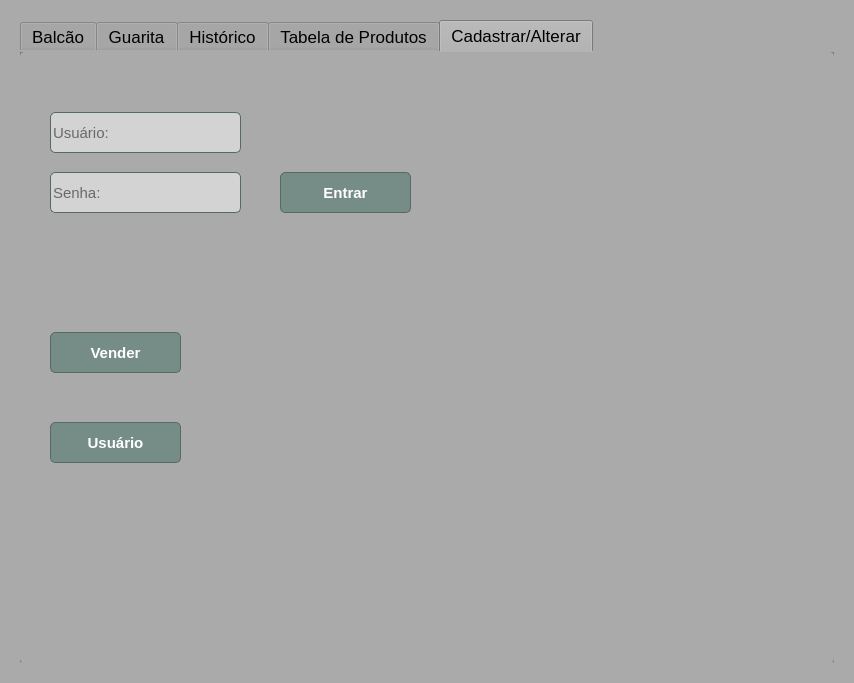
The window that comanda.ui (Pindoba/Comanda-pre) describes before a commit, drawn with Qt 5.
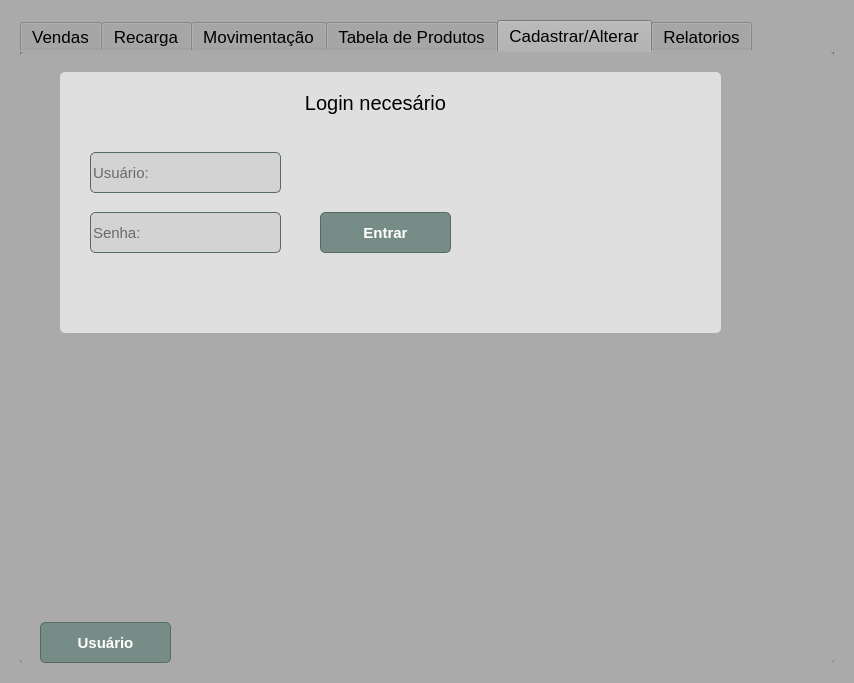
The same window after the commit. The open tabs and pages were chosen to show the change.

```diff
--- a/comanda.ui
+++ b/comanda.ui
@@ -58,7 +58,7 @@
         </property>
         <widget class="QWidget" name="tab">
          <attribute name="title">
-          <string>Balcão</string>
+          <string>Vendas</string>
          </attribute>
          <widget class="QFrame" name="frame">
           <property name="geometry">
@@ -274,7 +274,7 @@
         </widget>
         <widget class="QWidget" name="tab_2">
          <attribute name="title">
-          <string>Guarita</string>
+          <string>Recarga</string>
          </attribute>
          <widget class="QFrame" name="frame_4">
           <property name="geometry">
@@ -639,7 +639,7 @@
         </widget>
         <widget class="QWidget" name="tab_3">
          <attribute name="title">
-          <string>Histórico</string>
+          <string>Movimentação</string>
          </attribute>
          <layout class="QHBoxLayout" name="horizontalLayout_4">
           <item>
@@ -855,51 +855,11 @@
          <attribute name="title">
           <string>Cadastrar/Alterar</string>
          </attribute>
-         <widget class="QPushButton" name="pushButton_3">
-          <property name="geometry">
-           <rect>
-            <x>30</x>
-            <y>280</y>
-            <width>131</width>
-            <height>41</height>
-           </rect>
-          </property>
-          <property name="styleSheet">
-           <string notr="true">QPushButton {
-	box-shadow:inset 0px 1px 3px 0px #91b8b3;
-	background:linear-gradient(to bottom, #768d87 5%, #6c7c7c 100%);
-	background-color:#768d87;
-	border-radius:5px;
-	border:1px solid #566963;
-	display:inline-block;
-	cursor:pointer;
-	color:#ffffff;
-	font-family:Arial;
-	font-size:15px;
-	font-weight:bold;
-	padding:11px 23px;
-	text-decoration:none;
-	text-shadow:0px -1px 0px #2b665e;
-}
-QPushButton:hover {
-	background:linear-gradient(to bottom, #6c7c7c 5%, #768d87 100%);
-	background-color:#6c7c7c;
-}
-QPushButton:active {
-	position:relative;
-	top:1px;
-}
-</string>
-          </property>
-          <property name="text">
-           <string>Vender</string>
-          </property>
-         </widget>
          <widget class="QPushButton" name="pushButton_6">
           <property name="geometry">
            <rect>
-            <x>30</x>
-            <y>370</y>
+            <x>20</x>
+            <y>570</y>
             <width>131</width>
             <height>41</height>
            </rect>
@@ -935,52 +895,29 @@
            <string>Usuário</string>
           </property>
          </widget>
-         <widget class="QLineEdit" name="lineEdit_9">
+         <widget class="QFrame" name="frame_6">
           <property name="geometry">
            <rect>
-            <x>30</x>
-            <y>120</y>
-            <width>191</width>
-            <height>41</height>
+            <x>40</x>
+            <y>20</y>
+            <width>661</width>
+            <height>261</height>
            </rect>
           </property>
-          <property name="font">
-           <font>
-            <pointsize>11</pointsize>
-           </font>
-          </property>
-          <property name="accessibleName">
-           <string/>
-          </property>
           <property name="styleSheet">
-           <string notr="true">background-color: rgb(211, 211, 211);
-border-radius:5px;
-border:1px solid #566963;</string>
+           <string notr="true">background-color: rgb(223, 223, 223);</string>
           </property>
-          <property name="inputMethodHints">
-           <set>Qt::ImhHiddenText|Qt::ImhNoAutoUppercase|Qt::ImhNoPredictiveText|Qt::ImhSensitiveData</set>
+          <property name="frameShape">
+           <enum>QFrame::StyledPanel</enum>
           </property>
-          <property name="inputMask">
-           <string/>
+          <property name="frameShadow">
+           <enum>QFrame::Raised</enum>
           </property>
-          <property name="text">
-           <string/>
-          </property>
-          <property name="echoMode">
-           <enum>QLineEdit::Password</enum>
-          </property>
-          <property name="placeholderText">
-           <string>Senha:</string>
-          </property>
-          <property name="clearButtonEnabled">
-           <bool>false</bool>
-          </property>
-         </widget>
          <widget class="QPushButton" name="pushButton_7">
           <property name="geometry">
            <rect>
             <x>260</x>
-            <y>120</y>
+             <y>140</y>
             <width>131</width>
             <height>41</height>
            </rect>
@@ -1016,11 +953,49 @@
            <string>Entrar</string>
           </property>
          </widget>
+          <widget class="QLineEdit" name="lineEdit_9">
+           <property name="geometry">
+            <rect>
+             <x>30</x>
+             <y>80</y>
+             <width>191</width>
+             <height>41</height>
+            </rect>
+           </property>
+           <property name="font">
+            <font>
+             <pointsize>11</pointsize>
+            </font>
+           </property>
+           <property name="accessibleName">
+            <string/>
+           </property>
+           <property name="styleSheet">
+            <string notr="true">background-color: rgb(211, 211, 211);
+border-radius:5px;
+border:1px solid #566963;</string>
+           </property>
+           <property name="inputMethodHints">
+            <set>Qt::ImhNone</set>
+           </property>
+           <property name="inputMask">
+            <string/>
+           </property>
+           <property name="text">
+            <string/>
+           </property>
+           <property name="placeholderText">
+            <string>Usuário:</string>
+           </property>
+           <property name="clearButtonEnabled">
+            <bool>false</bool>
+           </property>
+          </widget>
          <widget class="QLineEdit" name="lineEdit_10">
           <property name="geometry">
            <rect>
             <x>30</x>
-            <y>60</y>
+             <y>140</y>
             <width>191</width>
             <height>41</height>
            </rect>
@@ -1047,13 +1022,64 @@
           <property name="text">
            <string/>
           </property>
+           <property name="echoMode">
+            <enum>QLineEdit::Password</enum>
+           </property>
           <property name="placeholderText">
-           <string>Usuário:</string>
+            <string>Senha:</string>
           </property>
           <property name="clearButtonEnabled">
            <bool>false</bool>
           </property>
          </widget>
+          <widget class="QLabel" name="label_9">
+           <property name="geometry">
+            <rect>
+             <x>30</x>
+             <y>190</y>
+             <width>411</width>
+             <height>31</height>
+            </rect>
+           </property>
+           <property name="font">
+            <font>
+             <pointsize>11</pointsize>
+            </font>
+           </property>
+           <property name="styleSheet">
+            <string notr="true">color: rgb(255, 85, 0);</string>
+           </property>
+           <property name="text">
+            <string/>
+           </property>
+          </widget>
+          <widget class="QLabel" name="label_10">
+           <property name="geometry">
+            <rect>
+             <x>90</x>
+             <y>10</y>
+             <width>451</width>
+             <height>41</height>
+            </rect>
+           </property>
+           <property name="font">
+            <font>
+             <pointsize>15</pointsize>
+            </font>
+           </property>
+           <property name="text">
+            <string>Login necesário</string>
+           </property>
+           <property name="alignment">
+            <set>Qt::AlignCenter</set>
+           </property>
+          </widget>
+         </widget>
+        </widget>
+        <widget class="QWidget" name="tab_5">
+         <attribute name="title">
+          <string>Relatorios</string>
+         </attribute>
         </widget>
        </widget>
       </item>
```
Left out of the diff: 6 changed lines with no effect on the pictures. Lines whose indentation alone changed are shown as unchanged.
